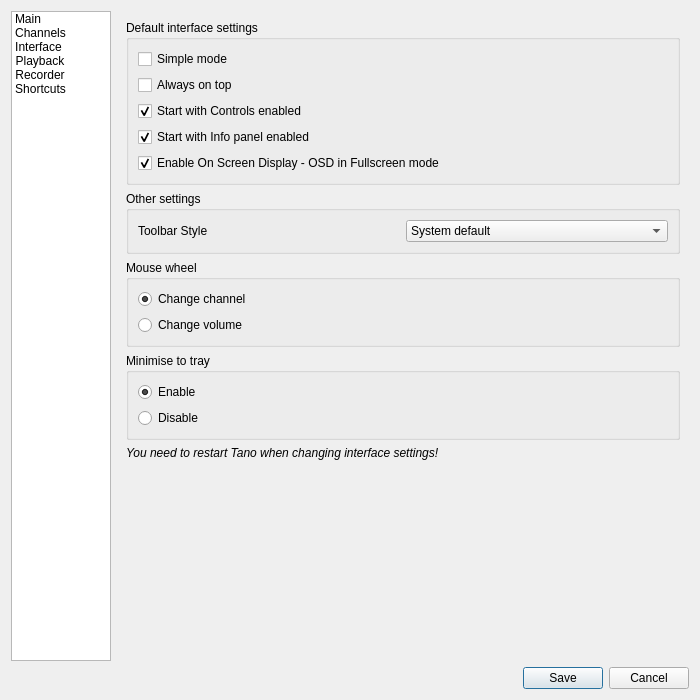
Old version of the form src/ui/EditSettings.ui in the repository ntadej/tano.
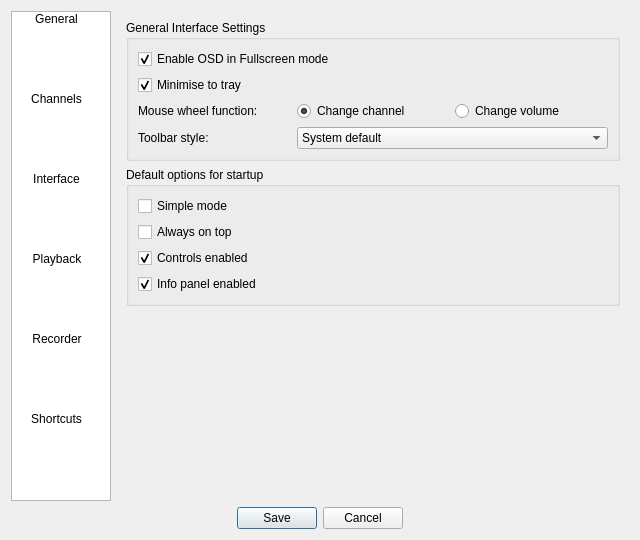
New version of the form. The open tabs and pages were chosen to show the change. Icons and pictures are not drawn. Custom widgets are drawn as their Qt base class.

Commit message: Settings dialog major update

Diff of the .ui file:
```diff
--- a/src/ui/EditSettings.ui
+++ b/src/ui/EditSettings.ui
@@ -6,16 +6,10 @@
    <rect>
     <x>0</x>
     <y>0</y>
-    <width>700</width>
-    <height>700</height>
+    <width>640</width>
+    <height>540</height>
    </rect>
   </property>
-  <property name="minimumSize">
-   <size>
-    <width>550</width>
-    <height>250</height>
-   </size>
-  </property>
   <property name="windowTitle">
    <string>Settings</string>
   </property>
@@ -23,125 +17,8 @@
    <iconset resource="images.qrc">
     <normaloff>:/icons/images/settings.png</normaloff>:/icons/images/settings.png</iconset>
   </property>
-  <layout class="QVBoxLayout" name="verticalLayout">
-   <item>
-    <layout class="QHBoxLayout" name="mainLayout">
-     <item>
-      <widget class="QListWidget" name="setttingsListWidget">
-       <property name="maximumSize">
-        <size>
-         <width>100</width>
-         <height>16777215</height>
-        </size>
-       </property>
-       <property name="horizontalScrollBarPolicy">
-        <enum>Qt::ScrollBarAlwaysOff</enum>
-       </property>
-       <property name="editTriggers">
-        <set>QAbstractItemView::NoEditTriggers</set>
-       </property>
-       <property name="iconSize">
-        <size>
-         <width>64</width>
-         <height>64</height>
-        </size>
-       </property>
-       <property name="textElideMode">
-        <enum>Qt::ElideNone</enum>
-       </property>
-       <property name="movement">
-        <enum>QListView::Static</enum>
-       </property>
-       <property name="layoutMode">
-        <enum>QListView::SinglePass</enum>
-       </property>
-       <property name="spacing">
-        <number>10</number>
-       </property>
-       <property name="viewMode">
-        <enum>QListView::IconMode</enum>
-       </property>
-       <property name="wordWrap">
-        <bool>true</bool>
-       </property>
-       <property name="selectionRectVisible">
-        <bool>true</bool>
-       </property>
-       <item>
-        <property name="text">
-         <string>Main</string>
-        </property>
-        <property name="textAlignment">
-         <set>AlignHCenter|AlignVCenter|AlignCenter</set>
-        </property>
-        <property name="icon">
-         <iconset resource="images.qrc">
-          <normaloff>:/icons/images/settings.png</normaloff>:/icons/images/settings.png</iconset>
-        </property>
-       </item>
-       <item>
-        <property name="text">
-         <string>Channels</string>
-        </property>
-        <property name="textAlignment">
-         <set>AlignHCenter|AlignVCenter|AlignCenter</set>
-        </property>
-        <property name="icon">
-         <iconset resource="images.qrc">
-          <normaloff>:/icons/images/edit.png</normaloff>:/icons/images/edit.png</iconset>
-        </property>
-       </item>
-       <item>
-        <property name="text">
-         <string>Interface</string>
-        </property>
-        <property name="textAlignment">
-         <set>AlignHCenter|AlignVCenter|AlignCenter</set>
-        </property>
-        <property name="icon">
-         <iconset resource="images.qrc">
-          <normaloff>:/icons/images/win.png</normaloff>:/icons/images/win.png</iconset>
-        </property>
-       </item>
-       <item>
-        <property name="text">
-         <string>Playback</string>
-        </property>
-        <property name="textAlignment">
-         <set>AlignHCenter|AlignVCenter|AlignCenter</set>
-        </property>
-        <property name="icon">
-         <iconset resource="images.qrc">
-          <normaloff>:/icons/images/playback.png</normaloff>:/icons/images/playback.png</iconset>
-        </property>
-       </item>
-       <item>
-        <property name="text">
-         <string>Recorder</string>
-        </property>
-        <property name="textAlignment">
-         <set>AlignHCenter|AlignVCenter|AlignCenter</set>
-        </property>
-        <property name="icon">
-         <iconset resource="images.qrc">
-          <normaloff>:/icons/images/recorder.png</normaloff>:/icons/images/recorder.png</iconset>
-        </property>
-       </item>
-       <item>
-        <property name="text">
-         <string>Shortcuts</string>
-        </property>
-        <property name="textAlignment">
-         <set>AlignHCenter|AlignVCenter|AlignCenter</set>
-        </property>
-        <property name="icon">
-         <iconset resource="images.qrc">
-          <normaloff>:/icons/images/keyboard.png</normaloff>:/icons/images/keyboard.png</iconset>
-        </property>
-       </item>
-      </widget>
-     </item>
-     <item>
+  <layout class="QGridLayout" name="gridLayout_6">
+   <item row="0" column="1">
       <widget class="QStackedWidget" name="settingsWidget">
        <property name="currentIndex">
         <number>0</number>
@@ -451,71 +328,18 @@
          <item>
           <widget class="QGroupBox" name="guiMainBox">
            <property name="title">
-            <string>Default interface settings</string>
-           </property>
-           <layout class="QVBoxLayout" name="verticalLayout_9">
-            <item>
-             <widget class="QCheckBox" name="checkLite">
-              <property name="text">
-               <string>Simple mode</string>
-              </property>
-             </widget>
-            </item>
-            <item>
-             <widget class="QCheckBox" name="checkTop">
-              <property name="text">
-               <string>Always on top</string>
-              </property>
-             </widget>
-            </item>
-            <item>
-             <widget class="QCheckBox" name="checkControls">
-              <property name="text">
-               <string>Start with Controls enabled</string>
-              </property>
-              <property name="checked">
-               <bool>true</bool>
-              </property>
-             </widget>
-            </item>
-            <item>
-             <widget class="QCheckBox" name="checkInfo">
-              <property name="text">
-               <string>Start with Info panel enabled</string>
-              </property>
-              <property name="checked">
-               <bool>true</bool>
-              </property>
-             </widget>
-            </item>
-            <item>
-             <widget class="QCheckBox" name="checkOsd">
-              <property name="text">
-               <string>Enable On Screen Display - OSD in Fullscreen mode</string>
-              </property>
-              <property name="checked">
-               <bool>true</bool>
-              </property>
-             </widget>
-            </item>
-           </layout>
-          </widget>
-         </item>
-         <item>
-          <widget class="QGroupBox" name="otherBox">
-           <property name="title">
-            <string>Other settings</string>
+          <string>General Interface Settings</string>
            </property>
            <layout class="QGridLayout" name="gridLayout_2">
-            <item row="0" column="0">
+          <item row="3" column="0">
              <widget class="QLabel" name="labelToolbarStyle">
               <property name="text">
-               <string>Toolbar Style</string>
+             <string>Toolbar style:</string>
               </property>
              </widget>
             </item>
-            <item row="0" column="1">
-             <widget class="QComboBox" name="comboToolBar">
+          <item row="3" column="1" colspan="2">
+           <widget class="QComboBox" name="toolbarLookComboBox">
               <property name="currentIndex">
                <number>4</number>
               </property>
@@ -546,16 +370,24 @@
               </item>
              </widget>
             </item>
-           </layout>
-          </widget>
-         </item>
-         <item>
-          <widget class="QGroupBox" name="wheelBox">
-           <property name="title">
-            <string>Mouse wheel</string>
-           </property>
-           <layout class="QVBoxLayout" name="verticalLayout_11">
-            <item>
+          <item row="0" column="0" colspan="3">
+           <widget class="QCheckBox" name="osdCheck">
+            <property name="text">
+             <string>Enable OSD in Fullscreen mode</string>
+            </property>
+            <property name="checked">
+             <bool>true</bool>
+            </property>
+           </widget>
+          </item>
+          <item row="2" column="0">
+           <widget class="QLabel" name="labelMouseWheel">
+            <property name="text">
+             <string>Mouse wheel function:</string>
+            </property>
+           </widget>
+          </item>
+          <item row="2" column="1">
              <widget class="QRadioButton" name="radioWheelChannel">
               <property name="text">
                <string>Change channel</string>
@@ -565,51 +397,71 @@
               </property>
              </widget>
             </item>
-            <item>
+          <item row="2" column="2">
              <widget class="QRadioButton" name="radioWheelVolume">
               <property name="text">
                <string>Change volume</string>
               </property>
              </widget>
             </item>
-           </layout>
-          </widget>
-         </item>
-         <item>
-          <widget class="QGroupBox" name="exitBox">
-           <property name="title">
+          <item row="1" column="0" colspan="3">
+           <widget class="QCheckBox" name="trayCheck">
+            <property name="text">
             <string>Minimise to tray</string>
            </property>
-           <layout class="QVBoxLayout" name="verticalLayout_12">
-            <item>
-             <widget class="QRadioButton" name="radioTray">
-              <property name="text">
-               <string>Enable</string>
-              </property>
               <property name="checked">
                <bool>true</bool>
               </property>
              </widget>
             </item>
+         </layout>
+        </widget>
+       </item>
             <item>
-             <widget class="QRadioButton" name="radioExit">
+        <widget class="QGroupBox" name="startupGuiBox">
+         <property name="title">
+          <string>Default options for startup</string>
+         </property>
+         <layout class="QVBoxLayout" name="verticalLayout_9">
+          <item>
+           <widget class="QCheckBox" name="checkLite">
               <property name="text">
-               <string>Disable</string>
+             <string>Simple mode</string>
               </property>
              </widget>
             </item>
-           </layout>
+          <item>
+           <widget class="QCheckBox" name="checkTop">
+            <property name="text">
+             <string>Always on top</string>
+            </property>
           </widget>
          </item>
          <item>
-          <widget class="QLabel" name="labelGui">
+           <widget class="QCheckBox" name="checkControls">
            <property name="text">
-            <string>&lt;i&gt;You need to restart Tano when changing interface settings!&lt;/i&gt;</string>
-           </property>
+             <string>Controls enabled</string>
+            </property>
+            <property name="checked">
+             <bool>true</bool>
+            </property>
           </widget>
          </item>
          <item>
-          <spacer name="verticalSpacer_3">
+           <widget class="QCheckBox" name="checkInfo">
+            <property name="text">
+             <string>Info panel enabled</string>
+            </property>
+            <property name="checked">
+             <bool>true</bool>
+            </property>
+           </widget>
+          </item>
+         </layout>
+        </widget>
+       </item>
+       <item>
+        <spacer name="guiSpacer">
            <property name="orientation">
             <enum>Qt::Vertical</enum>
            </property>
@@ -1284,13 +1136,132 @@
        </widget>
       </widget>
      </item>
-    </layout>
-   </item>
-   <item>
+   <item row="1" column="0" colspan="2">
     <widget class="QDialogButtonBox" name="buttonBox">
      <property name="standardButtons">
       <set>QDialogButtonBox::Cancel|QDialogButtonBox::Save</set>
      </property>
+     <property name="centerButtons">
+      <bool>true</bool>
+     </property>
+    </widget>
+   </item>
+   <item row="0" column="0">
+    <widget class="QListWidget" name="setttingsListWidget">
+     <property name="maximumSize">
+      <size>
+       <width>100</width>
+       <height>16777215</height>
+      </size>
+     </property>
+     <property name="horizontalScrollBarPolicy">
+      <enum>Qt::ScrollBarAlwaysOff</enum>
+     </property>
+     <property name="editTriggers">
+      <set>QAbstractItemView::NoEditTriggers</set>
+     </property>
+     <property name="iconSize">
+      <size>
+       <width>48</width>
+       <height>48</height>
+      </size>
+     </property>
+     <property name="textElideMode">
+      <enum>Qt::ElideNone</enum>
+     </property>
+     <property name="flow">
+      <enum>QListView::LeftToRight</enum>
+     </property>
+     <property name="layoutMode">
+      <enum>QListView::SinglePass</enum>
+     </property>
+     <property name="spacing">
+      <number>0</number>
+     </property>
+     <property name="gridSize">
+      <size>
+       <width>90</width>
+       <height>80</height>
+      </size>
+     </property>
+     <property name="viewMode">
+      <enum>QListView::IconMode</enum>
+     </property>
+     <property name="selectionRectVisible">
+      <bool>true</bool>
+     </property>
+     <item>
+      <property name="text">
+       <string>General</string>
+      </property>
+      <property name="textAlignment">
+       <set>AlignHCenter|AlignVCenter|AlignCenter</set>
+      </property>
+      <property name="icon">
+       <iconset resource="images.qrc">
+        <normaloff>:/icons/images/settings.png</normaloff>:/icons/images/settings.png</iconset>
+      </property>
+     </item>
+     <item>
+      <property name="text">
+       <string>Channels</string>
+      </property>
+      <property name="textAlignment">
+       <set>AlignHCenter|AlignVCenter|AlignCenter</set>
+      </property>
+      <property name="icon">
+       <iconset resource="images.qrc">
+        <normaloff>:/icons/images/edit.png</normaloff>:/icons/images/edit.png</iconset>
+      </property>
+     </item>
+     <item>
+      <property name="text">
+       <string>Interface</string>
+      </property>
+      <property name="textAlignment">
+       <set>AlignHCenter|AlignVCenter|AlignCenter</set>
+      </property>
+      <property name="icon">
+       <iconset resource="images.qrc">
+        <normaloff>:/icons/images/win.png</normaloff>:/icons/images/win.png</iconset>
+      </property>
+     </item>
+     <item>
+      <property name="text">
+       <string>Playback</string>
+      </property>
+      <property name="textAlignment">
+       <set>AlignHCenter|AlignVCenter|AlignCenter</set>
+      </property>
+      <property name="icon">
+       <iconset resource="images.qrc">
+        <normaloff>:/icons/images/playback.png</normaloff>:/icons/images/playback.png</iconset>
+      </property>
+     </item>
+     <item>
+      <property name="text">
+       <string>Recorder</string>
+      </property>
+      <property name="textAlignment">
+       <set>AlignHCenter|AlignVCenter|AlignCenter</set>
+      </property>
+      <property name="icon">
+       <iconset resource="images.qrc">
+        <normaloff>:/icons/images/recorder.png</normaloff>:/icons/images/recorder.png</iconset>
+      </property>
+     </item>
+     <item>
+      <property name="text">
+       <string>Shortcuts</string>
+      </property>
+      <property name="textAlignment">
+       <set>AlignHCenter|AlignVCenter|AlignCenter</set>
+      </property>
+      <property name="icon">
+       <iconset resource="images.qrc">
+        <normaloff>:/icons/images/keyboard.png</normaloff>:/icons/images/keyboard.png</iconset>
+      </property>
+     </item>
     </widget>
    </item>
   </layout>
```
Left out of the diff: 373 changed lines with no effect on the pictures. Lines whose indentation alone changed are shown as unchanged. The commit also changes 6 other files.
